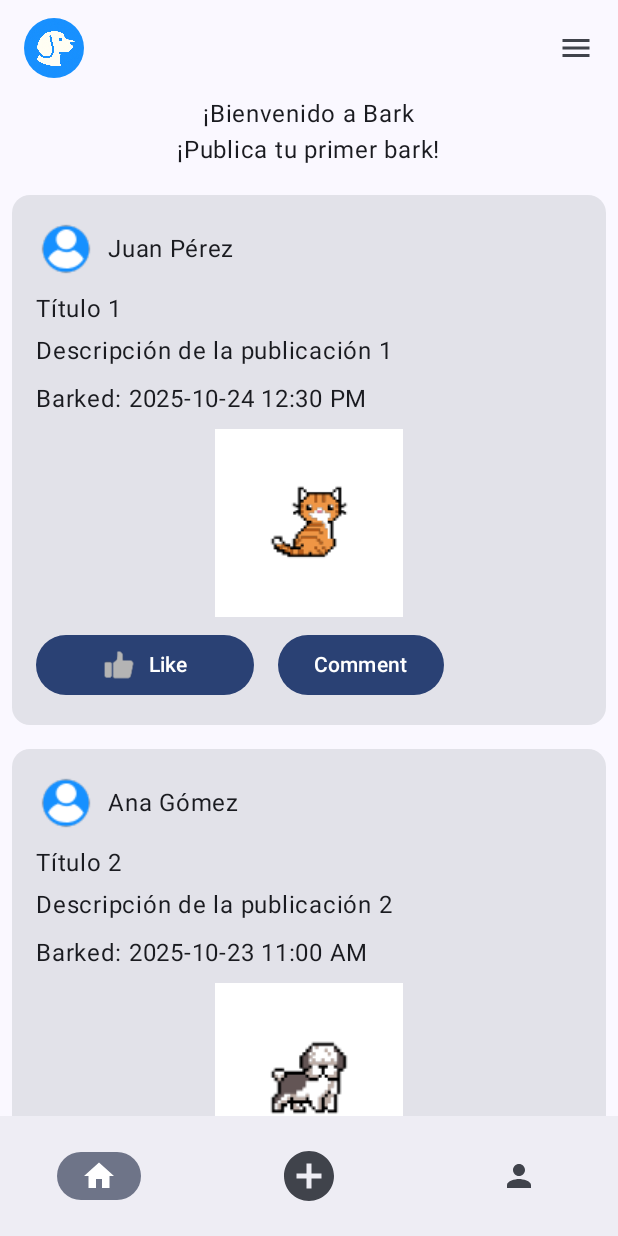
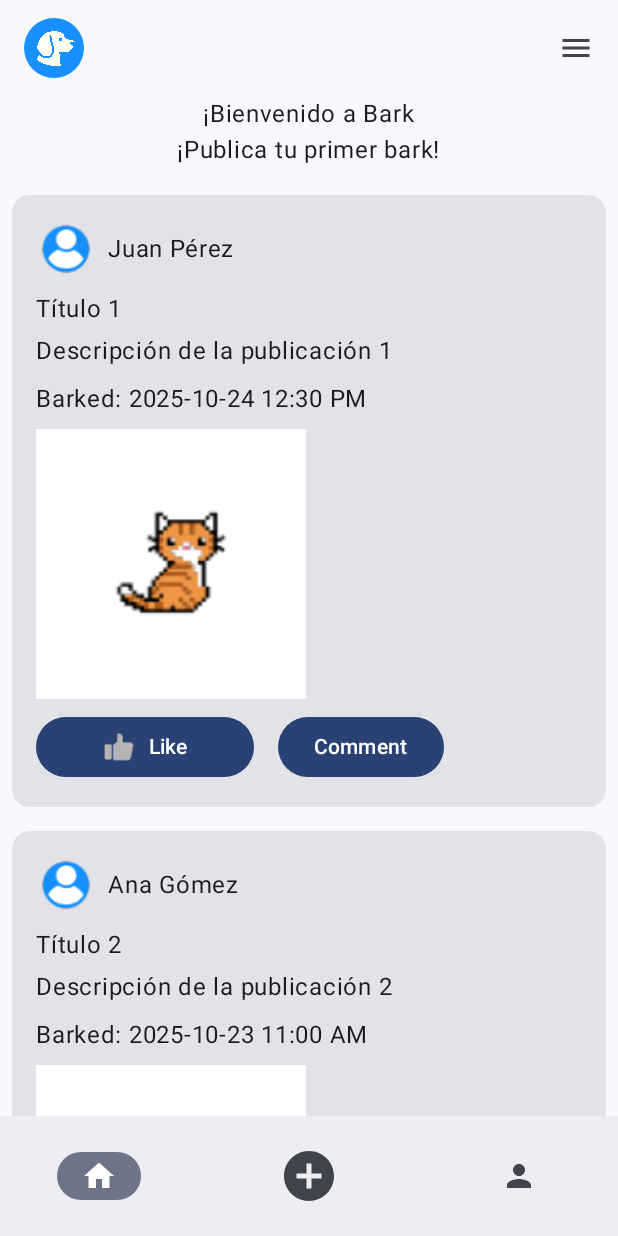
Before and after one commit to davz7/Demo, an Android app built with Jetpack Compose: the HomeScreen screen opened through its navigation route, on a phone screen of 412 x 824 dp. Run offline under Robolectric (Android 15) with nearby library versions, the phone set to English and light mode, and no system bars.

Commit message:
Ajuste de tamaño de imagen

```diff
--- a/app/src/main/java/mx/edu/utez/demo/ui/components/PostCard.kt
+++ b/app/src/main/java/mx/edu/utez/demo/ui/components/PostCard.kt
@@ -48,7 +48,7 @@ fun PostCard(post: Post) {
             Image(
                 painter = painterResource(id = post.imageRes), // Replace with the actual image resource
                 contentDescription = "Post image",
-                modifier = Modifier.fillMaxWidth()
+                modifier = Modifier.size(180.dp)
             )
 
             Spacer(modifier = Modifier.height(8.dp))
```
